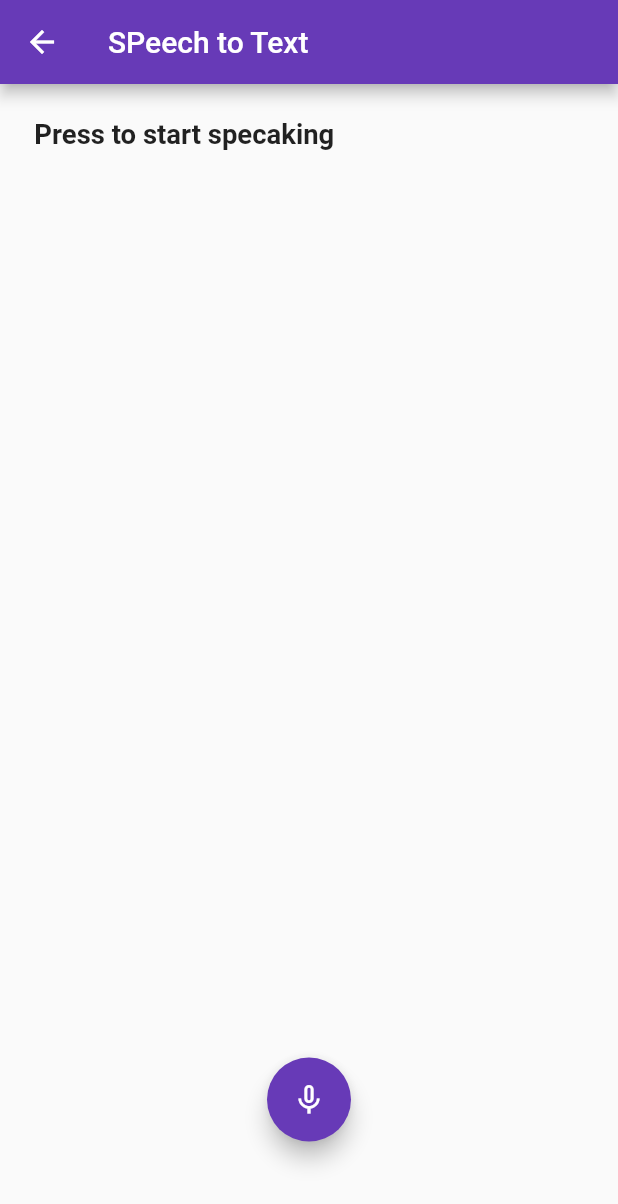
After one commit to AbhishekpYoungsoft/responsiveUi_task, a Flutter app: the SpeechScreen screen opened directly, on a phone screen of 412 x 824 dp. The commit adds this screen. Shown: the top 1204 px of the screen. Run offline on Flutter 3.47's test engine with Material 2 defaults, Android fonts, the phone set to English and light mode, and no system bars; drawn by our look-alikes of avatar_glow; our stand-ins replace flutter_screenutil, google_fonts, speech_to_text.

Commit message:
audio to text completed

```diff
--- /dev/null
+++ b/lib/Constants/alert_constants.dart
@@ -0,0 +1,3 @@
+class Alerts {
+  final String T_INF = "Info";
+}
--- /dev/null
+++ b/lib/api_urls/Urls.dart
@@ -0,0 +1,4 @@
+class AppUrl {
+  final String patientExreciseUrl =
+      'https://qa.reg.ptmantra.com/ptmantra/patient/details/v1?email=newregis2%40yopmail.com';
+}
--- a/lib/controller/controllers.dart
+++ /dev/null
@@ -1,6 +0,0 @@
-import 'package:flutter/cupertino.dart';
-
-class Controllers {
-  TextEditingController emialController = TextEditingController();
-  TextEditingController passwordController = TextEditingController();
-}
--- a/lib/main.dart
+++ b/lib/main.dart
@@ -21,6 +21,7 @@ class MyApp extends StatelessWidget {
       splitScreenMode: true,
       builder: (context, child) {
         return MaterialApp(
+          theme: ThemeData(primarySwatch: Colors.deepPurple),
           debugShowCheckedModeBanner: false,
           home: HomeScreen(),
         );
--- /dev/null
+++ b/lib/screens/Audio_to_speech.dart
@@ -0,0 +1,82 @@
+import 'package:avatar_glow/avatar_glow.dart';
+import 'package:flutter/material.dart';
+import 'package:flutter_screenutil/flutter_screenutil.dart';
+import 'package:speech_to_text/speech_to_text.dart' as stt;
+
+class SpeechScreen extends StatefulWidget {
+  const SpeechScreen({super.key});
+
+  @override
+  State<SpeechScreen> createState() => _SpeechToTextState();
+}
+
+class _SpeechToTextState extends State<SpeechScreen> {
+  //SpeechScreen _speechToText = SpeechScreen(); //initilize
+  bool isListening = false;
+  String text = 'Press to start specaking';
+  double confidence = 1.0;
+  stt.SpeechToText speechToText = stt.SpeechToText();
+
+  @override
+  void initState() {
+    super.initState();
+    stt.SpeechToText speechToText = stt.SpeechToText();
+  }
+
+  void Listen() async {
+    if (!isListening) {
+      bool availabe = await speechToText.initialize(
+        onStatus: (val) => print("OnStatus:$val"),
+        onError: (val) => print("OnError:$val"),
+      );
+      if (availabe) {
+        setState(() => isListening = true);
+        speechToText.listen(
+            onResult: (val) => setState(() {
+                  text = val.recognizedWords;
+                  if (val.hasConfidenceRating && val.confidence > 0) {
+                    confidence = val.confidence;
+                  }
+                }));
+      }
+    } else {
+      setState(() {
+        isListening = false;
+      });
+      speechToText.stop();
+    }
+  }
+
+  @override
+  Widget build(BuildContext context) {
+    return Scaffold(
+      appBar: AppBar(
+        title: Text('SPeech to Text'),
+      ),
+      body: SingleChildScrollView(
+        reverse: true,
+        child: Padding(
+          padding: EdgeInsets.all(20.sp),
+          child: Text(
+            textAlign: TextAlign.center,
+            text,
+            style: TextStyle(fontSize: 16.sp, fontWeight: FontWeight.w700),
+          ),
+        ),
+      ),
+      floatingActionButtonLocation: FloatingActionButtonLocation.centerFloat,
+      floatingActionButton: AvatarGlow(
+        animate: isListening,
+        glowColor: Theme.of(context).primaryColor,
+        endRadius: 75.0,
+        duration: const Duration(milliseconds: 2000),
+        repeatPauseDuration: const Duration(milliseconds: 100),
+        repeat: true,
+        child: FloatingActionButton(
+          onPressed: Listen,
+          child: Icon(isListening ? Icons.mic : Icons.mic_none),
+        ),
+      ),
+    );
+  }
+}
--- a/lib/utils/colors/colors.dart
+++ b/lib/utils/colors/colors.dart
@@ -4,6 +4,5 @@ import 'package:flutter/material.dart';
 class MyColors {
   static const Color textColor = Colors.white;
   static Color bgColor = Color.fromARGB(255, 178, 149, 228);
-  static const Color fgColor = Colors.blue;
-  static const Color xColor = Colors.yellowAccent;
+  static Color buttonColor = Colors.deepPurple;
 }
--- a/pubspec.yaml
+++ b/pubspec.yaml
@@ -38,6 +38,10 @@ dependencies:
   cupertino_icons: ^1.0.2
   flutter_screenutil: ^5.6.1
   google_fonts: ^4.0.3
+  http: ^0.13.5
+  get: ^4.6.5
+  speech_to_text: ^6.1.1
+  avatar_glow: ^2.0.2
 
 dev_dependencies:
   flutter_test:
```
Also changed, not shown: lib/dashboard/dashboard_details.dart (added, +125 -0 lines), lib/dashboard/nextpage.dart (added, +32 -0 lines), lib/models/Patient_model.dart (added, +109 -0 lines), lib/screens/get_api_data.dart (deleted, +0 -15 lines), lib/screens/home_screen.dart (+48 -8 lines), pubspec.lock, 2 other files.
